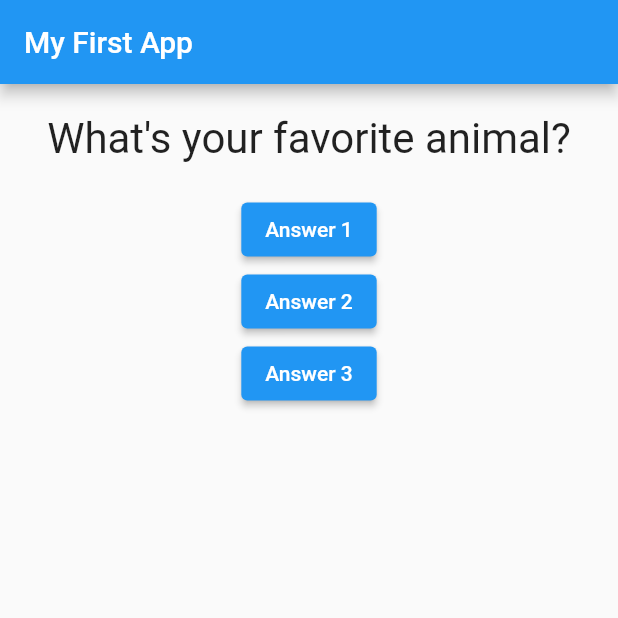
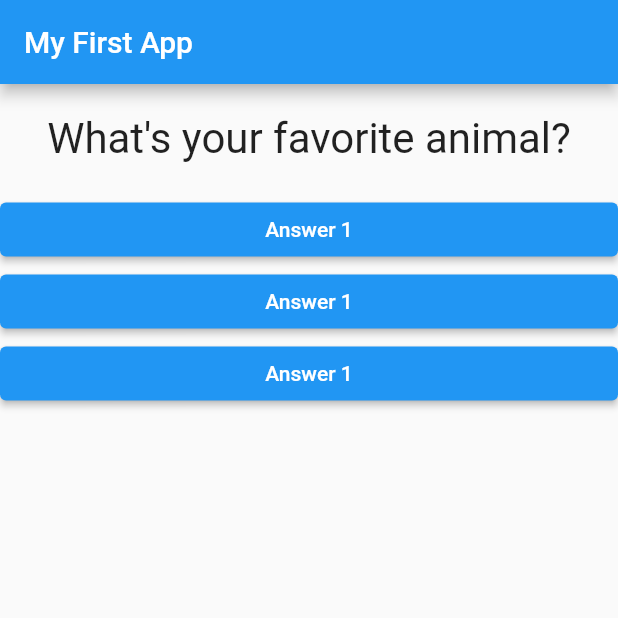
Before and after one commit to Yasser-Shehab/Flutter-Widget-Implementation, a Flutter app: the screen it shows after launch, after a tap on "Answer 1", on a phone screen of 412 x 824 dp, the top half of it. Run offline on Flutter 3.47's test engine with Material 2 defaults, Android fonts, the phone set to English and light mode, and no system bars.

Commit message:
Created Answer widget and passed to it a reference from the parent

```diff
--- /dev/null
+++ b/lib/answer.dart
@@ -0,0 +1,23 @@
+import 'package:flutter/cupertino.dart';
+import 'package:flutter/src/foundation/key.dart';
+import 'package:flutter/src/widgets/framework.dart';
+
+import 'package:flutter/material.dart';
+
+class Answer extends StatelessWidget {
+  final Function selectHandler;
+  Answer(this.selectHandler);
+
+  @override
+  Widget build(BuildContext context) {
+    return Container(
+      width: double.infinity,
+      child: ElevatedButton(
+          style: ButtonStyle(
+            backgroundColor: MaterialStateProperty.all<Color>(Colors.blue),
+          ),
+          onPressed: selectHandler,
+          child: Text('Answer 1')),
+    );
+  }
+}
--- a/lib/main.dart
+++ b/lib/main.dart
@@ -1,5 +1,6 @@
 import 'package:flutter/material.dart';
 import './question.dart';
+import './answer.dart';
 
 // void main() {
 //   runApp(MyApp());
@@ -21,7 +22,7 @@ class _MyAppState extends State<MyApp> {
     'What\'s your favorite animal?',
   ];
   var _questionIndex = 0;
-  void answerQuestion() {
+  void _answerQuestion() {
     print(questions.length);
     setState(() {
       _questionIndex = _questionIndex + 1;
@@ -39,11 +40,10 @@ class _MyAppState extends State<MyApp> {
         ),
         body: Column(children: [
           Question(questions[_questionIndex]),
-          ElevatedButton(onPressed: answerQuestion, child: Text('Answer 1')),
-          ElevatedButton(
-              onPressed: () => print('Answer 2 chosen!!!'),
-              child: Text('Answer 2')),
-          ElevatedButton(onPressed: answerQuestion, child: Text('Answer 3')),
+          Answer(_answerQuestion),
+          Answer(_answerQuestion),
+          Answer(_answerQuestion),
+
         ]),
       ),
     );
```
